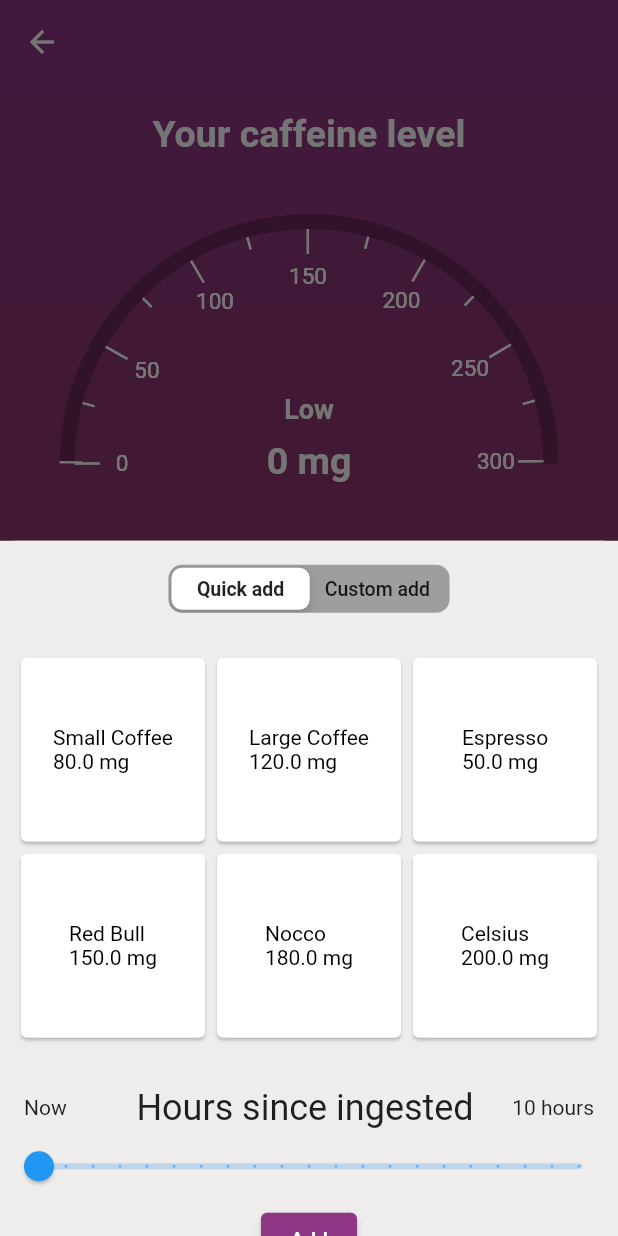
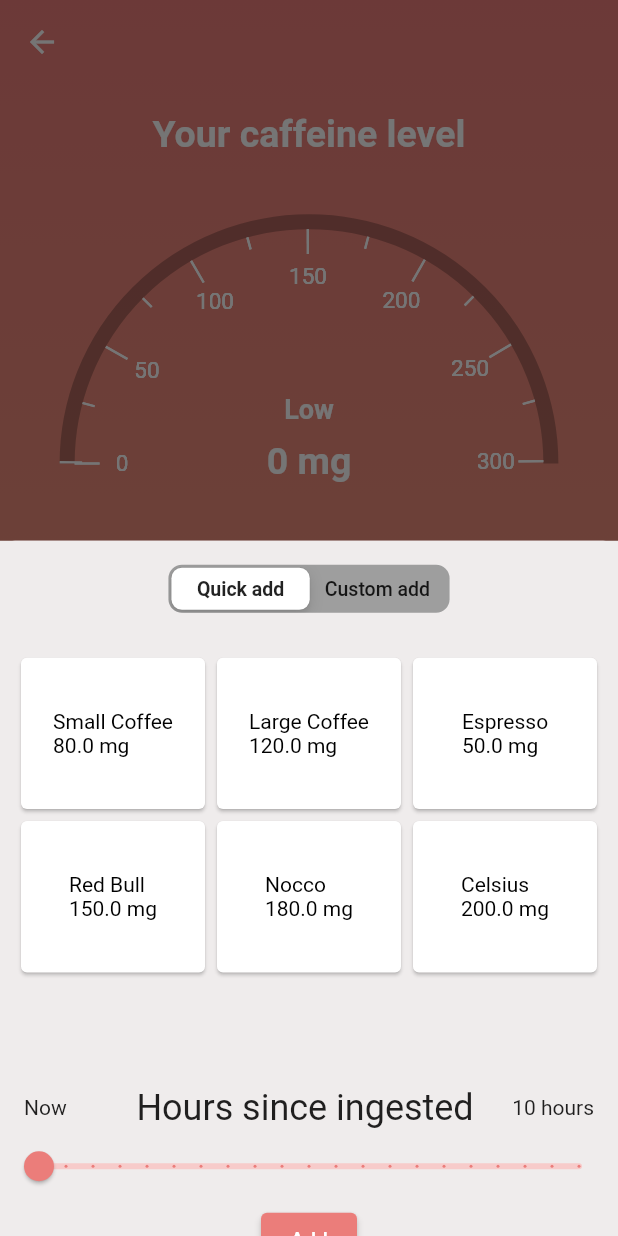
Before and after one commit to rikardro/HarmonyHub, a Flutter app: the CaffeineDetailedView screen opened directly, after a tap on "Add consumed drink", on a phone screen of 412 x 824 dp. Run offline on Flutter 3.47's test engine with Material 2 defaults, Android fonts, the phone set to English and light mode, and no system bars; drawn by our look-alikes of syncfusion_flutter_gauges; our stand-ins replace audioplayers, bloc, cloud_firestore, equatable, firebase_auth, firebase_core and 4 more; missing offline and left inert: geolocator_platform_interface; accounts and stored records are empty; statements that could not run were skipped.

Commit message:
Update caffeine_detailed_view.dart

```diff
--- a/healthapp/lib/caffeine_detailed_view.dart
+++ b/healthapp/lib/caffeine_detailed_view.dart
@@ -45,10 +45,13 @@ class _CaffeineDetailedViewState extends State<CaffeineDetailedView> {
             ),
             body: Container(
               decoration: const BoxDecoration(
-                gradient: LinearGradient(colors: [
-                  Color(0xFF8D3786),
-                  Color(0xFF8D3751),
-                ], end: Alignment.bottomCenter, begin: Alignment.topCenter),
+                gradient: LinearGradient(
+                  colors: [
+                  Color(0xFFEB7D7A),
+                  Color.fromARGB(255, 235, 160, 122)
+                ],
+                end: Alignment.bottomCenter,
+                begin: Alignment.topCenter),
               ),
               child: Center(
                 child: Column(
@@ -565,6 +568,9 @@ class _CustomAddSlidersState extends State<CustomAddSliders> {
           ],
         ),
         Slider(
+          thumbColor: const Color(0xFFEB7D7A),
+          activeColor: const Color(0xFFEB7D7A),
+          inactiveColor: const Color.fromARGB(255, 247, 203, 202),
           value: _sliderValue1,
           onChanged: (newValue) {
             setState(() {
@@ -574,7 +580,7 @@ class _CustomAddSlidersState extends State<CustomAddSliders> {
           min: 0,
           max: 60,
           divisions: 12,
-          label: '$_sliderValue1 mg/ml',
+          label: '$_sliderValue1',
         ),
         Row(
           mainAxisAlignment: MainAxisAlignment.spaceBetween,
@@ -601,6 +607,9 @@ class _CustomAddSlidersState extends State<CustomAddSliders> {
           ],
         ),
         Slider(
+          thumbColor: const Color(0xFFEB7D7A),
+          activeColor: const Color(0xFFEB7D7A),
+          inactiveColor: const Color.fromARGB(255, 247, 203, 202),
           value: _sliderValue2,
           onChanged: (newValue) {
             setState(() {
@@ -610,7 +619,7 @@ class _CustomAddSlidersState extends State<CustomAddSliders> {
           min: 100,
           max: 500,
           divisions: 8,
-          label: '$_sliderValue2 ml',
+          label: '$_sliderValue2',
         ),
         Row(
           mainAxisAlignment: MainAxisAlignment.spaceBetween,
@@ -637,6 +646,9 @@ class _CustomAddSlidersState extends State<CustomAddSliders> {
           ],
         ),
         Slider(
+          thumbColor: const Color(0xFFEB7D7A),
+          activeColor: const Color(0xFFEB7D7A),
+          inactiveColor: const Color.fromARGB(255, 247, 203, 202),
           value: _sliderValue3,
           onChanged: (newValue) {
             setState(() {
@@ -646,7 +658,7 @@ class _CustomAddSlidersState extends State<CustomAddSliders> {
           min: 0,
           max: 10,
           divisions: 10,
-          label: '$_sliderValue3 hour(s)',
+          label: '$_sliderValue3',
         ),
         ElevatedButton(
           onPressed: () {
@@ -662,7 +674,11 @@ class _CustomAddSlidersState extends State<CustomAddSliders> {
             );
             Navigator.pop(context);
           },
-          child: Text("Add drink"),
+          style: ButtonStyle(
+            backgroundColor:
+                MaterialStateProperty.all<Color>(const Color(0xFFEB7D7A)),
+          ),
+          child: const Text("Add"),
         )
       ],
     );
@@ -707,6 +723,7 @@ class _QuickAddGridState extends State<QuickAddGrid> {
           child: Padding(
             padding: const EdgeInsets.all(10),
             child: GridView.count(
+              childAspectRatio: 1.2,
               physics: NeverScrollableScrollPhysics(),
               crossAxisCount: 3,
               children: List.generate(6, (index) {
@@ -767,17 +784,11 @@ class _QuickAddGridState extends State<QuickAddGrid> {
           color: Colors.transparent,
           height: 50,
           child: Center(
-            child: SliderTheme(
-              data: SliderThemeData(
-                showValueIndicator: ShowValueIndicator.always,
-                valueIndicatorTextStyle: TextStyle(
-                  color: Colors.white,
-                  fontSize: 16,
-                  fontWeight: FontWeight.bold,
-                ),
-              ),
             child: Slider(
               value: _sliderValue,
+              thumbColor: const Color(0xFFEB7D7A),
+              activeColor: const Color(0xFFEB7D7A),
+              inactiveColor: const Color.fromARGB(255, 247, 203, 202),
               min: 0,
               max: 10,
               divisions: 20,
@@ -787,7 +798,6 @@ class _QuickAddGridState extends State<QuickAddGrid> {
                 });
               },
               label: '$_sliderValue',
-              ),
             ),
           ),
         ),
@@ -810,7 +820,7 @@ class _QuickAddGridState extends State<QuickAddGrid> {
           },
           style: ButtonStyle(
             backgroundColor:
-                MaterialStateProperty.all<Color>(Color(0xFF8D3786)),
+                MaterialStateProperty.all<Color>(const Color(0xFFEB7D7A)),
           ),
           child: const Text("Add"),
         ),
@@ -818,135 +828,6 @@ class _QuickAddGridState extends State<QuickAddGrid> {
     );
   }
 }
-
-/* class QuickAddGrid extends StatefulWidget {
-  @override
-  _QuickAddGridState createState() => _QuickAddGridState();
-}
-
-class _QuickAddGridState extends State<QuickAddGrid> {
-  double _sliderValue = 0.0;
-  Card? _selectedCard;
-
-  @override
-  Widget build(BuildContext context) {
-    return Column(
-      children: [
-        Container(
-          color: Colors.red,
-          height: 300,
-          child: Padding(
-            padding: const EdgeInsets.all(10),
-            child: GridView.count(
-              physics: NeverScrollableScrollPhysics(),
-              crossAxisCount: 3,
-              children: List.generate(6, (index) {
-                final product = drinks[index].product;
-                final amount = drinks[index].caffeineAmount;
-                return GestureDetector(
-                  onTap: () {
-                    setState(() {
-                      _selectedCard = Card(
-                        color: Colors.blue,
-                        child: Center(
-                          child: Text(
-                            '$product\n$amount mg',
-                            style: TextStyle(
-                              color: Colors.white,
-                              fontSize: 14,
-                            ),
-                          ),
-                        ),
-                      );
-                    });
-                  },
-                  child: Card(
-                    color: _selectedCard == null
-                        ? Colors.white
-                        : _selectedCard?.color,
-                    child: Center(
-                      child: Text(
-                        '$product\n$amount mg',
-                        style: TextStyle(
-                          color: _selectedCard == null
-                              ? Colors.black
-                              : Colors.white,
-                          fontSize: 14,
-                        ),
-                      ),
-                    ),
-                  ),
-                );
-              }),
-            ),
-          ),
-        ),
-        Container(
-          color: Colors.yellow,
-          height: 80,
-          child: Column(
-            children: [
-              Padding(
-                padding: const EdgeInsets.only(left: 25.0, right: 25.0),
-                child: Row(
-                  mainAxisAlignment: MainAxisAlignment.spaceBetween,
-                  children: [
-                    Text("0", style: TextStyle(fontSize: 18)),
-                    Text("Hours since consumption",
-                        style: TextStyle(fontSize: 22)),
-                    Text("10", style: TextStyle(fontSize: 18)),
-                  ],
-                ),
-              ),
-              SliderTheme(
-                data: SliderThemeData(
-                  showValueIndicator: ShowValueIndicator.always,
-                  valueIndicatorTextStyle: TextStyle(
-                    color: Colors.white,
-                    fontSize: 16,
-                    fontWeight: FontWeight.bold,
-                  ),
-                ),
-                child: Slider(
-                  value: _sliderValue,
-                  min: 0,
-                  max: 10,
-                  divisions: 20,
-                  onChanged: (newValue) {
-                    setState(() {
-                      _sliderValue = newValue;
-                    });
-                  },
-                  label: '$_sliderValue',
-                ),
-              ),
-            ],
-          ),
-        ),
-        ElevatedButton(
-            onPressed: () {
-              if (_selectedCard == null) {
-                // No card selected
-                return;
-              }
-
-              context.read<CaffeineDetailedBloc>().add(
-                    AddCaffeine(amount: 50, drinkType: "Coffee"),
-                  );
-            },
-            child: Text("Add drink"))
-      ],
-    );
-  }
-} */
-
-/* List<CaffeineRecord> listCards = [
-  CaffeineRecord(
-      id: "XXX",
-      product: "Kaffe",
-      caffeineAmount: 50,
-      timeConsumed: Timestamp.fromDate(DateTime.now())),
-]; */
 
 class CaffeineRecord {
   final String id;
@@ -961,61 +842,3 @@ class CaffeineRecord {
     required this.timeConsumed,
   });
 }
-
-/* class _AddCaffeinePopupState extends State<AddCaffeinePopup> with SingleTickerProviderStateMixin {
-  late TabController _tabController;
-
-  @override
-  void initState() {
-    super.initState();
-    _tabController = TabController(length: 2, vsync: this);
-  }
-
-  @override
-  void dispose() {
-    _tabController.dispose();
-    super.dispose();
-  }
-
-  @override
-  Widget build(BuildContext context) {
-    return Container(
-      height: MediaQuery.of(context).size.height * 0.5,
-      decoration: BoxDecoration(
-        color: Colors.white,
-        borderRadius: BorderRadius.only(topLeft: Radius.circular(20), topRight: Radius.circular(20)),
-      ),
-      child: Column(
-        children: [
-          TabBar(
-            controller: _tabController,
-            tabs: [
-              Tab(text: "Snabbval"),
-              Tab(text: "Avancerat"),
-            ],
-            indicatorColor: Colors.blue,
-            labelColor: Colors.blue,
-            unselectedLabelColor: Colors.grey,
-            labelStyle: TextStyle(fontSize: 16, fontWeight: FontWeight.bold),
-            unselectedLabelStyle: TextStyle(fontSize: 16),
-          ),
-          Expanded(
-            child: TabBarView(
-              controller: _tabController,
-              children: [
-                // Add Drink page
-                Center(
-                  child: Text("Add consumed drink"),
-                ),
-                // History page
-                Center(
-                  child: Text("Caffeine intake history"),
-                ),
-              ],
-            ),
-          ),
-        ],
-      ),
-    );
-  }
-} */
```
Lines whose indentation alone changed are shown as unchanged.
